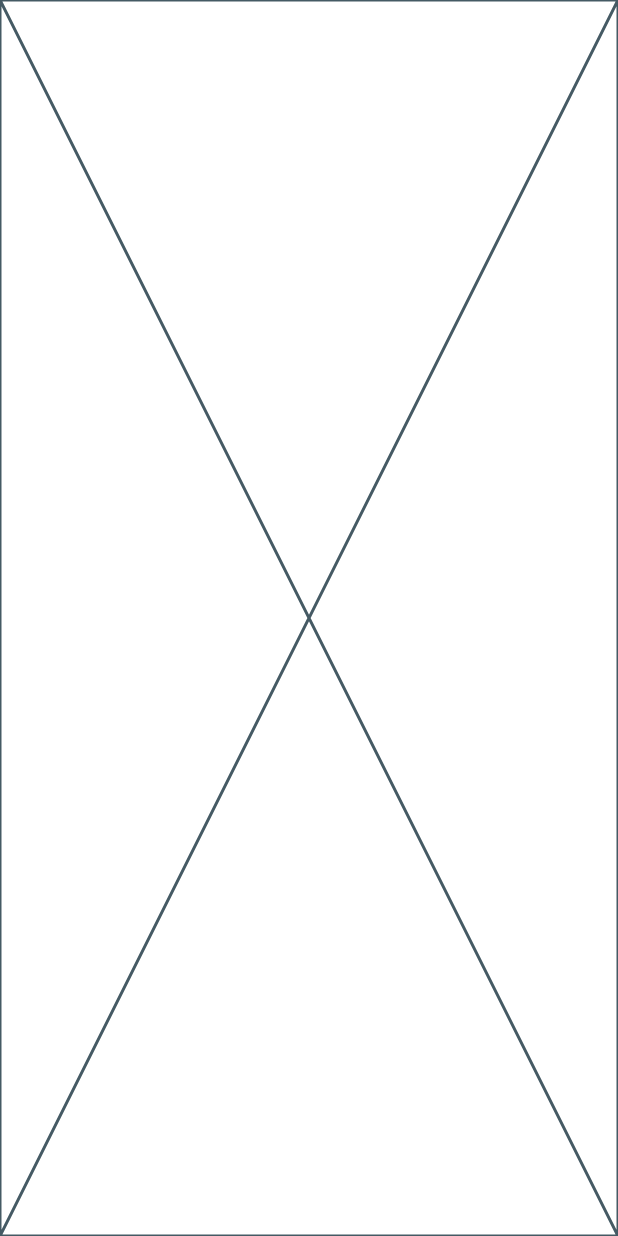
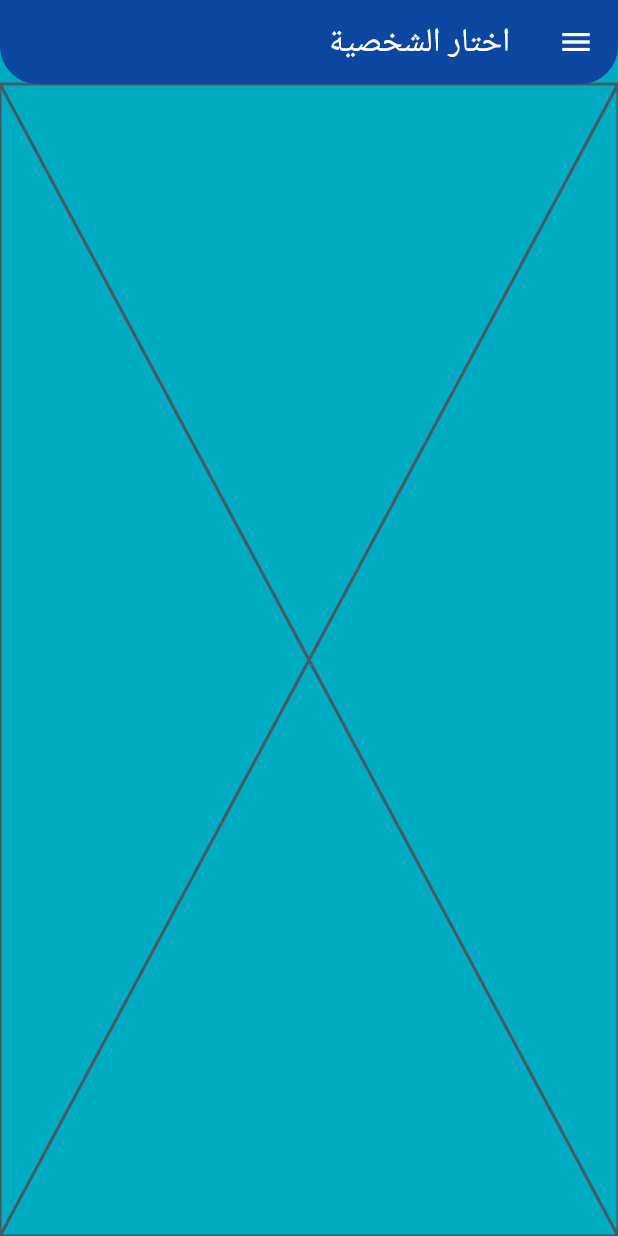
Before and after one commit to MuhammedHelal/arabic_iti, a Flutter app: the screen it shows after launch, after a tap on "اختار الشخصية", on a phone screen of 412 x 824 dp. Run offline on Flutter 3.47's test engine with Material 3 defaults, Android fonts, the phone set to English and light mode, and no system bars; our stand-ins replace flutter_bloc, gap.

Commit message:
Add AppDrawer and AppBar to CharactersView

```diff
--- a/lib/features/characters/presentation/views/characters_view.dart
+++ b/lib/features/characters/presentation/views/characters_view.dart
@@ -1,3 +1,4 @@
+import 'package:arabic_iti/core/widgets/app_drawer.dart';
 import 'package:arabic_iti/features/characters/presentation/widgets/characters_view_body.dart';
 import 'package:flutter/material.dart';
 
@@ -6,6 +7,10 @@ class CharactersView extends StatelessWidget {
 
   @override
   Widget build(BuildContext context) {
-    return const CharactersViewBody();
+    return Scaffold(
+      drawer: const AppDrawer(),
+      appBar: AppBar(title: const Text('اختار الشخصية')),
+      body: const CharactersViewBody(),
+    );
   }
 }
```
